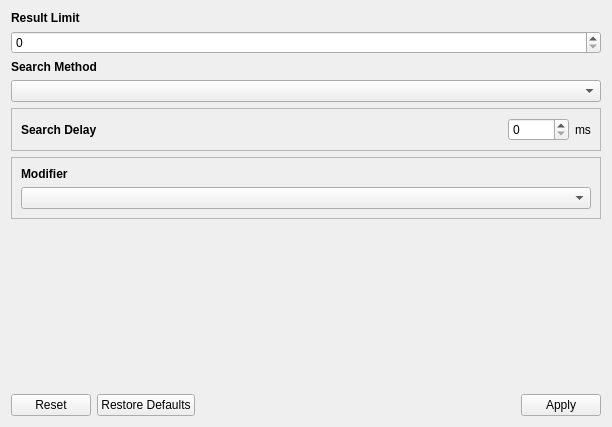
This is src/gui/widgets/searchsettings.ui in ripose-jp/Memento as Qt 5 draws it before an edit. The edited form follows.
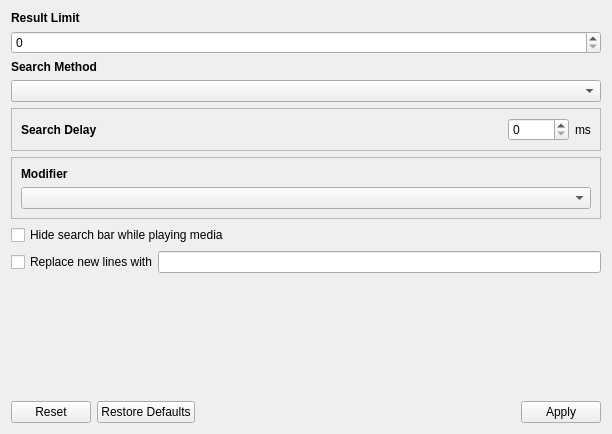
This is the edited form.

Commit message: Added options to change the subtitle search behavior back to how it was

The edit to the form file:
```diff
--- a/src/gui/widgets/searchsettings.ui
+++ b/src/gui/widgets/searchsettings.ui
@@ -7,13 +7,43 @@
     <x>0</x>
     <y>0</y>
     <width>612</width>
-    <height>427</height>
+    <height>434</height>
    </rect>
   </property>
   <property name="windowTitle">
    <string>Form</string>
   </property>
-  <layout class="QVBoxLayout" name="verticalLayout">
+  <layout class="QVBoxLayout" name="layoutParent">
+   <item>
+    <widget class="QScrollArea" name="scrollArea">
+     <property name="frameShape">
+      <enum>QFrame::NoFrame</enum>
+     </property>
+     <property name="widgetResizable">
+      <bool>true</bool>
+     </property>
+     <widget class="QWidget" name="scrollAreaWidgetContents">
+      <property name="geometry">
+       <rect>
+        <x>0</x>
+        <y>0</y>
+        <width>600</width>
+        <height>378</height>
+       </rect>
+      </property>
+      <layout class="QVBoxLayout" name="layoutScrollArea">
+       <property name="leftMargin">
+        <number>0</number>
+       </property>
+       <property name="topMargin">
+        <number>0</number>
+       </property>
+       <property name="rightMargin">
+        <number>0</number>
+       </property>
+       <property name="bottomMargin">
+        <number>0</number>
+       </property>
    <item>
     <widget class="QLabel" name="labelLimit">
      <property name="font">
@@ -144,6 +174,30 @@
      </layout>
     </widget>
    </item>
+       <item>
+        <widget class="QCheckBox" name="checkHideSearch">
+         <property name="text">
+          <string>Hide search bar while playing media</string>
+         </property>
+        </widget>
+       </item>
+       <item>
+        <layout class="QHBoxLayout" name="layoutReplace">
+         <property name="spacing">
+          <number>0</number>
+         </property>
+         <item>
+          <widget class="QCheckBox" name="checkReplaceNewLines">
+           <property name="text">
+            <string>Replace new lines with</string>
+           </property>
+          </widget>
+         </item>
+         <item>
+          <widget class="QLineEdit" name="lineEditReplace"/>
+         </item>
+        </layout>
+       </item>
    <item>
     <spacer name="verticalSpacer">
      <property name="orientation">
@@ -156,6 +210,10 @@
       </size>
      </property>
     </spacer>
+       </item>
+      </layout>
+     </widget>
+    </widget>
    </item>
    <item>
     <widget class="QDialogButtonBox" name="buttonBox">
```
Lines whose indentation alone changed are shown as unchanged. The commit also changes 4 other files.
